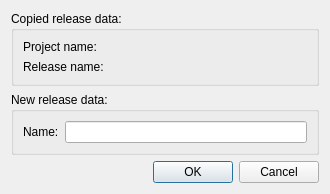
Above: dialogs/releasecopydialog.ui from Kicer86/builder before the change. Below: the same form after it.
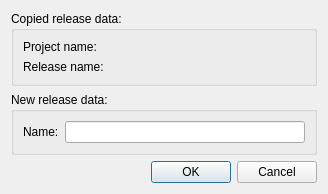
That is the form after the change.

Commit message: Missing dialogs' titles added

```diff
--- a/dialogs/releasecopydialog.ui
+++ b/dialogs/releasecopydialog.ui
@@ -6,8 +6,8 @@
    <rect>
     <x>0</x>
     <y>0</y>
-    <width>330</width>
-    <height>165</height>
+    <width>328</width>
+    <height>163</height>
    </rect>
   </property>
   <property name="sizePolicy">
```
Left out of the diff: 2 changed lines with no effect on the pictures. The commit also changes 4 other files.
